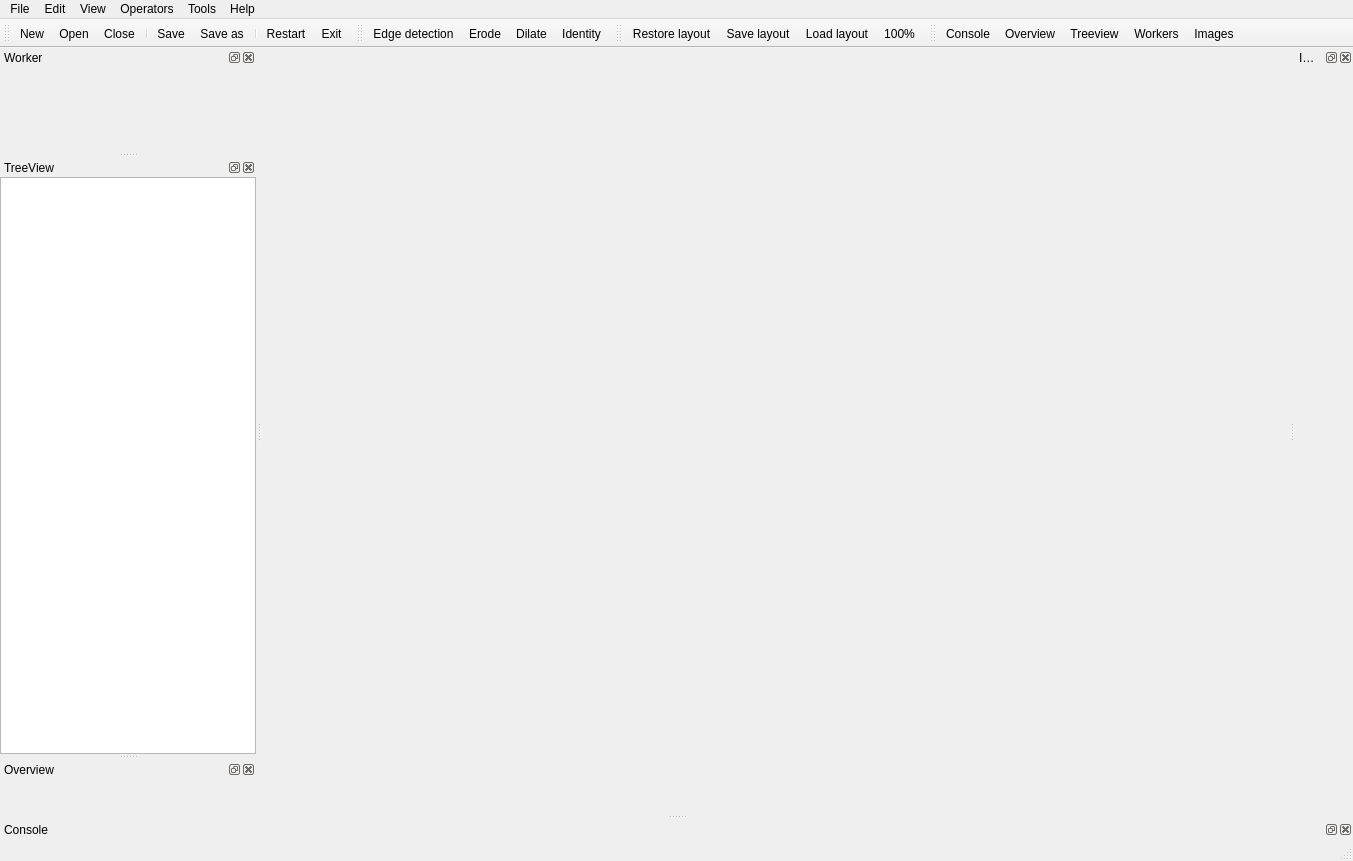
The window that resources/ui/main.ui (flegac/piaf-edit) describes before a commit, drawn with Qt 5.
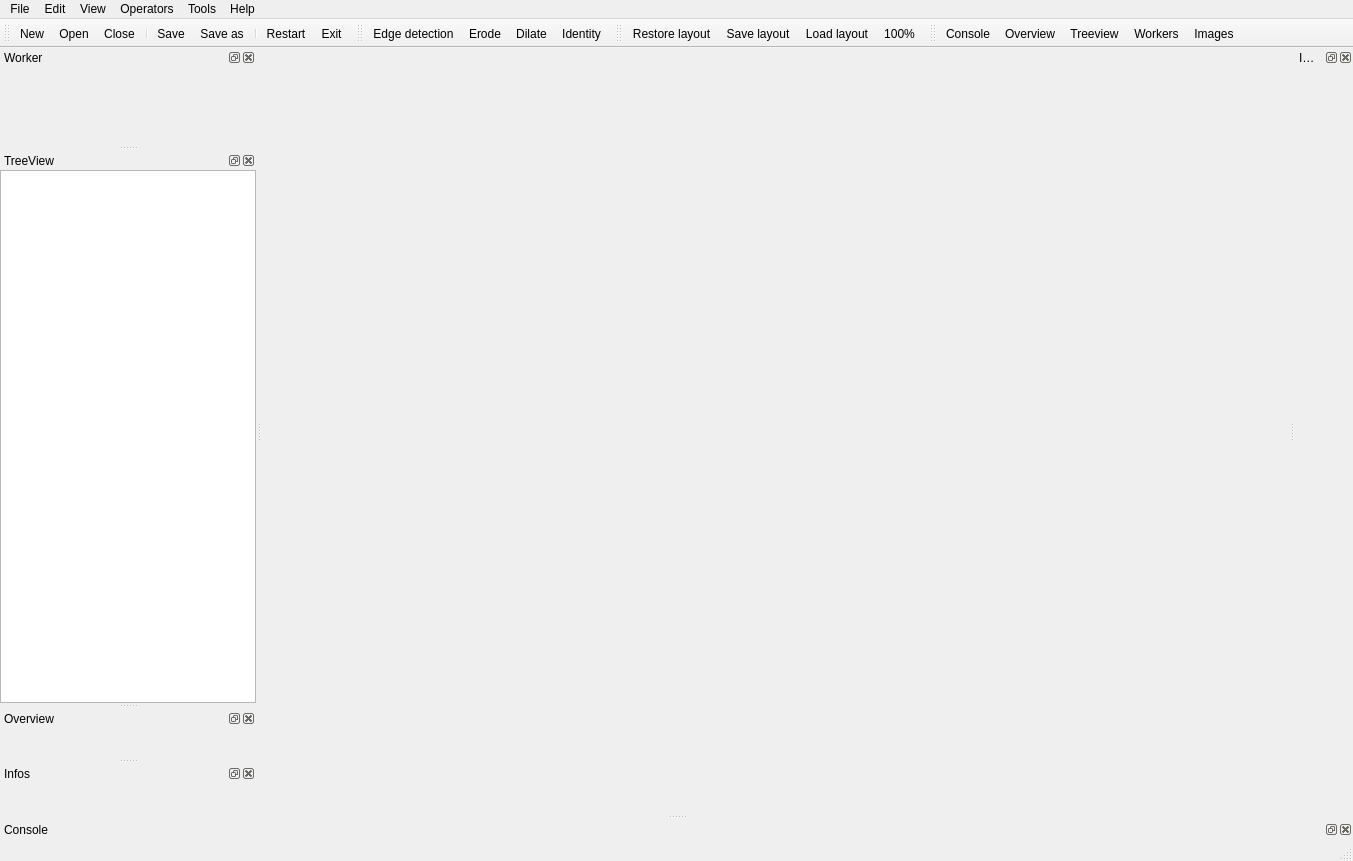
The same window after the commit. Custom widgets are drawn as their Qt base class.

Commit message: feat: infos panel

What changed in the file:
```diff
--- a/resources/ui/main.ui
+++ b/resources/ui/main.ui
@@ -256,6 +256,15 @@
    <addaction name="actionWorkers"/>
    <addaction name="actionImages"/>
   </widget>
+  <widget class="QDockWidget" name="infosDock">
+   <property name="windowTitle">
+    <string>Infos</string>
+   </property>
+   <attribute name="dockWidgetArea">
+    <number>1</number>
+   </attribute>
+   <widget class="InfoPanel" name="infos"/>
+  </widget>
   <action name="actionOpen">
    <property name="text">
     <string>Open</string>
@@ -398,6 +407,12 @@
    <header>piafedit.gui.browser.source_browser</header>
    <container>1</container>
   </customwidget>
+  <customwidget>
+   <class>InfoPanel</class>
+   <extends>QWidget</extends>
+   <header>piafedit.gui.image.info_panel</header>
+   <container>1</container>
+  </customwidget>
  </customwidgets>
  <resources/>
  <connections/>
```
The commit also changes 3 other files.
